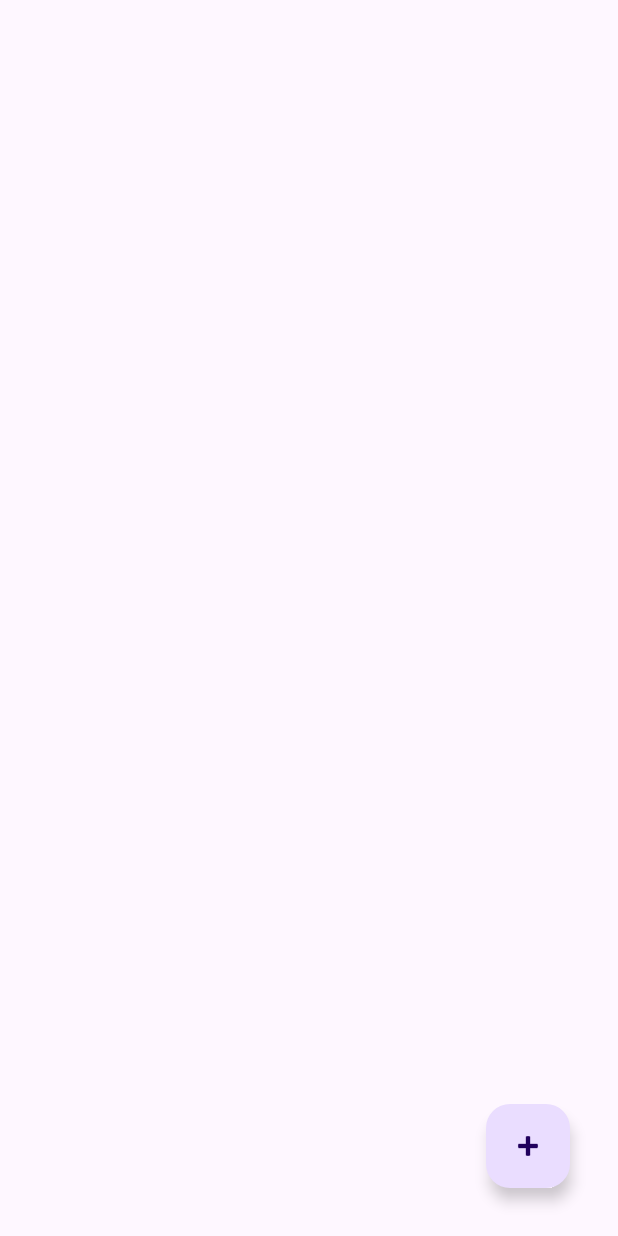
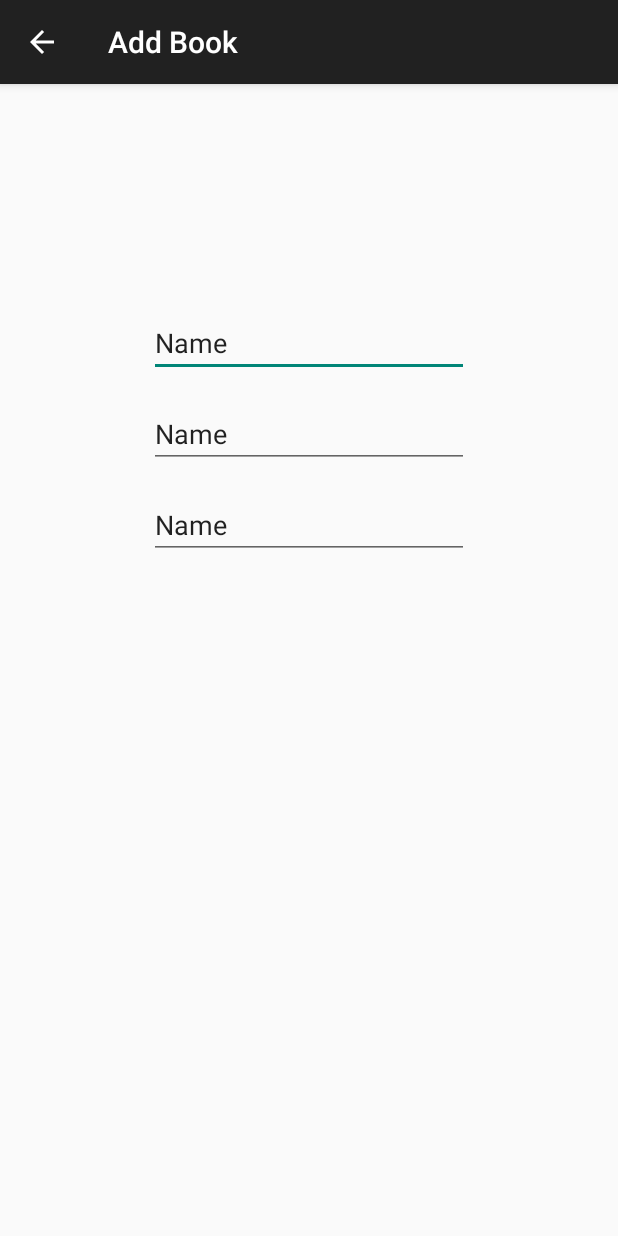
Before and after one commit to LatifulBariPappu/java-with-mysqlLite, an Android app: the screen it shows after launch (MainActivity before the commit, AddActivity after it), after a tap on an icon or button, on a phone screen of 412 x 824 dp. Run offline under Robolectric (Android 15) with nearby library versions, the phone set to English and light mode, and no system bars.

Commit message:
add book

```diff
--- a/app/src/main/AndroidManifest.xml
+++ b/app/src/main/AndroidManifest.xml
@@ -13,9 +13,14 @@
         android:theme="@style/Theme.MysqlLiteDatabase"
         tools:targetApi="31">
         <activity
+            android:name=".AddActivity"
+            android:parentActivityName=".MainActivity"
+            android:label="Add Book"
+            android:exported="false" />
+        <activity
             android:name=".MainActivity"
-            android:label="Book Library"
-            android:exported="true">
+            android:exported="true"
+            android:label="Book Library">
             <intent-filter>
                 <action android:name="android.intent.action.MAIN" />
 
--- /dev/null
+++ b/app/src/main/java/com/example/mysqllitedatabase/AddActivity.java
@@ -0,0 +1,14 @@
+package com.example.mysqllitedatabase;
+
+import androidx.appcompat.app.AppCompatActivity;
+
+import android.os.Bundle;
+
+public class AddActivity extends AppCompatActivity {
+
+    @Override
+    protected void onCreate(Bundle savedInstanceState) {
+        super.onCreate(savedInstanceState);
+        setContentView(R.layout.activity_add);
+    }
+}
--- a/app/src/main/java/com/example/mysqllitedatabase/MainActivity.java
+++ b/app/src/main/java/com/example/mysqllitedatabase/MainActivity.java
@@ -3,6 +3,7 @@ package com.example.mysqllitedatabase;
 import androidx.appcompat.app.AppCompatActivity;
 import androidx.recyclerview.widget.RecyclerView;
 
+import android.content.Intent;
 import android.os.Bundle;
 import android.view.View;
 
@@ -22,6 +23,8 @@ public class MainActivity extends AppCompatActivity {
         add_button.setOnClickListener(new View.OnClickListener() {
             @Override
             public void onClick(View view) {
+                Intent intent=new Intent(MainActivity.this,AddActivity.class);
+                startActivity(intent);
 
             }
         });
--- /dev/null
+++ b/app/src/main/res/layout/activity_add.xml
@@ -0,0 +1,44 @@
+<?xml version="1.0" encoding="utf-8"?>
+<androidx.constraintlayout.widget.ConstraintLayout xmlns:android="http://schemas.android.com/apk/res/android"
+    xmlns:app="http://schemas.android.com/apk/res-auto"
+    xmlns:tools="http://schemas.android.com/tools"
+    android:layout_width="match_parent"
+    android:layout_height="match_parent"
+    tools:context=".AddActivity">
+
+    <EditText
+        android:id="@+id/editTextText"
+        android:layout_width="wrap_content"
+        android:layout_height="wrap_content"
+        android:layout_marginTop="150dp"
+        android:ems="10"
+        android:inputType="text"
+        android:text="Name"
+        app:layout_constraintEnd_toEndOf="parent"
+        app:layout_constraintStart_toStartOf="parent"
+        app:layout_constraintTop_toTopOf="parent" />
+
+    <EditText
+        android:id="@+id/editTextText2"
+        android:layout_width="wrap_content"
+        android:layout_height="wrap_content"
+        android:layout_marginTop="15dp"
+        android:ems="10"
+        android:inputType="text"
+        android:text="Name"
+        app:layout_constraintEnd_toEndOf="parent"
+        app:layout_constraintStart_toStartOf="parent"
+        app:layout_constraintTop_toBottomOf="@+id/editTextText" />
+
+    <EditText
+        android:id="@+id/editTextText3"
+        android:layout_width="wrap_content"
+        android:layout_height="wrap_content"
+        android:layout_marginTop="15dp"
+        android:ems="10"
+        android:inputType="text"
+        android:text="Name"
+        app:layout_constraintEnd_toEndOf="parent"
+        app:layout_constraintStart_toStartOf="parent"
+        app:layout_constraintTop_toBottomOf="@+id/editTextText2" />
+</androidx.constraintlayout.widget.ConstraintLayout>
--- a/app/src/main/res/values/themes.xml
+++ b/app/src/main/res/values/themes.xml
@@ -1,6 +1,6 @@
 <resources xmlns:tools="http://schemas.android.com/tools">
     <!-- Base application theme. -->
-    <style name="Base.Theme.MysqlLiteDatabase" parent="Theme.Material3.DayNight.NoActionBar">
+    <style name="Base.Theme.MysqlLiteDatabase" parent="Theme.AppCompat.DayNight.DarkActionBar">
         <!-- Customize your light theme here. -->
         <!-- <item name="colorPrimary">@color/my_light_primary</item> -->
     </style>
```
